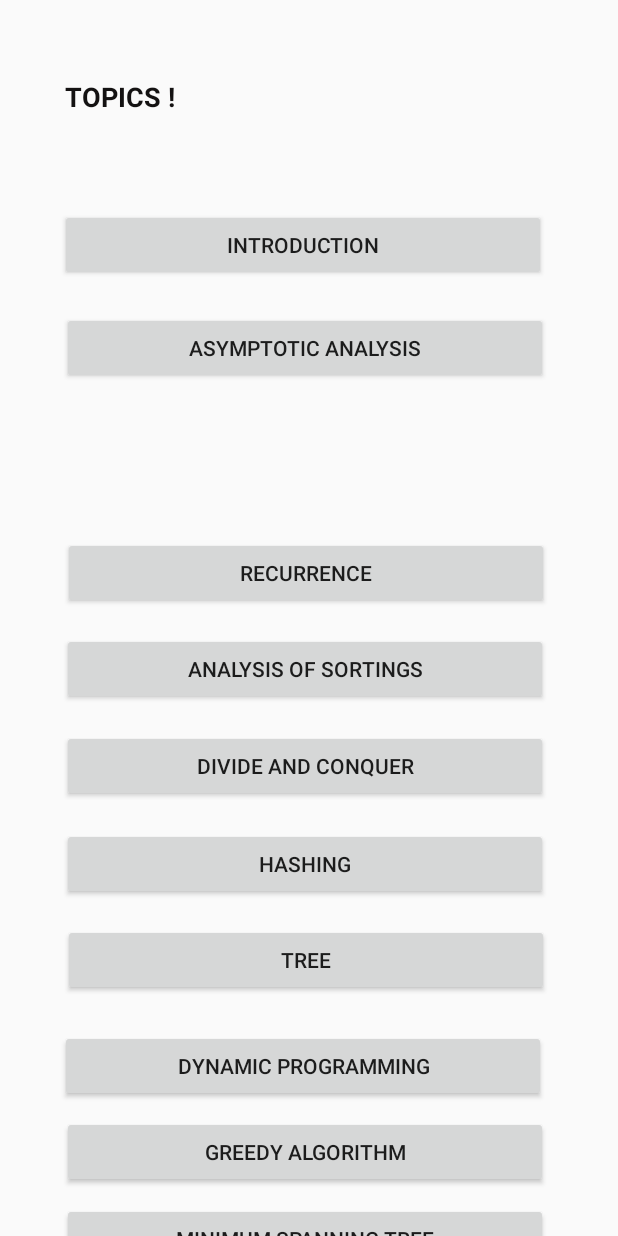
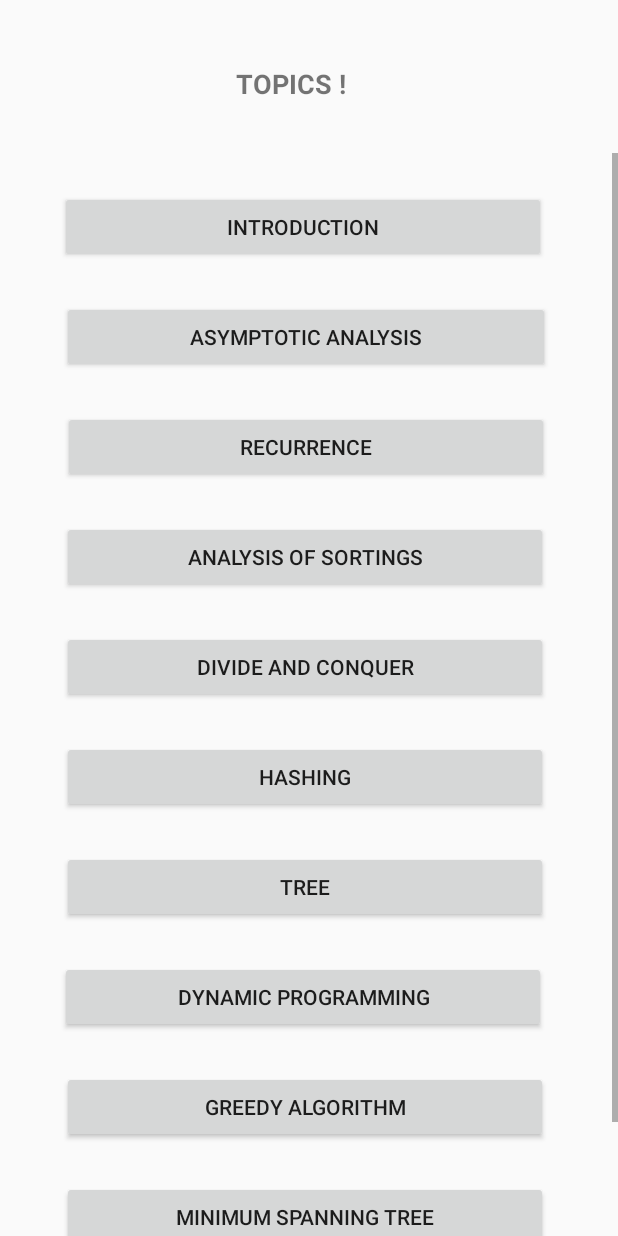
Before and after one commit to Hasnain-4/Startup3, an Android app: the layout activity_main2.xml on its own in the app's theme, with its tools: preview values and no code run, on a phone screen of 412 x 824 dp. Run offline under Robolectric (Android 15) with nearby library versions, the phone set to English and light mode, and no system bars.

```diff
--- a/app/src/main/java/com/example/startup/MainActivity.java
+++ b/app/src/main/java/com/example/startup/MainActivity.java
@@ -22,27 +22,38 @@ public class MainActivity extends AppCompatActivity {
         button.setOnClickListener(new View.OnClickListener() {
             @Override
             public void onClick(View v) {
-                openNewActivity();
+                openNewActivity1();
+                //setContentView(R.layout.activity_main2);
             }
         });
 
         button1.setOnClickListener(new View.OnClickListener() {
             @Override
             public void onClick(View v) {
-                openNewActivity();
+                openNewActivity2();
+                //setContentView(R.layout.activity_main3);
             }
         });
     }
-    public void openNewActivity(){
+    public void openNewActivity1(){
         Intent intent = new Intent(this, Main2Activity.class);
         startActivity(intent);
 
-        Intent intent1 = new Intent(this, Main3Activity.class);
-        startActivity(intent1);
+    }
+
+
+
+        public void openNewActivity2(){
+
+            Intent intent1 = new Intent(this, Main3Activity.class);
+            startActivity(intent1);
+
+
+
+        }
 
 
 
 
 
-    }
 }
--- a/app/src/main/res/layout/activity_main2.xml
+++ b/app/src/main/res/layout/activity_main2.xml
@@ -9,16 +9,15 @@
 
     <TextView
         android:id="@+id/textView2"
-        android:layout_width="122dp"
-        android:layout_height="40dp"
+        android:layout_width="114dp"
+        android:layout_height="39dp"
         android:layout_alignParentStart="true"
         android:layout_alignParentLeft="true"
         android:layout_alignParentTop="true"
-        android:layout_marginStart="43dp"
-        android:layout_marginLeft="43dp"
-        android:layout_marginTop="52dp"
+        android:layout_marginStart="157dp"
+        android:layout_marginLeft="27dp"
+        android:layout_marginTop="43dp"
         android:text="@string/textview1"
-        android:textColor="@color/colorAccent"
         android:textSize="18sp"
         android:textStyle="bold" />
 
@@ -28,147 +27,115 @@
         android:layout_alignParentStart="true"
         android:layout_alignParentLeft="true"
         android:layout_alignParentTop="true"
-        android:layout_marginStart="1dp"
-        android:layout_marginLeft="1dp"
+        android:layout_marginStart="0dp"
+        android:layout_marginLeft="0dp"
         android:layout_marginTop="102dp">
 
         <LinearLayout
             android:layout_width="match_parent"
             android:layout_height="wrap_content"
-            android:orientation="vertical" />
-    </ScrollView>
+            android:orientation="vertical" >
 
             <Button
                 android:id="@+id/button2"
                 android:layout_width="324dp"
                 android:layout_height="wrap_content"
-        android:layout_alignParentStart="true"
-        android:layout_alignParentLeft="true"
-        android:layout_alignParentTop="true"
                 android:layout_marginStart="40dp"
                 android:layout_marginLeft="40dp"
-        android:layout_marginTop="139dp"
+                android:layout_marginTop="25dp"
                 android:text="@string/btn2" />
 
             <Button
                 android:id="@+id/button3"
-        android:layout_width="324dp"
+                android:layout_width="325dp"
                 android:layout_height="wrap_content"
-        android:layout_alignParentStart="true"
-        android:layout_alignParentLeft="true"
-        android:layout_alignParentTop="true"
                 android:layout_marginStart="41dp"
                 android:layout_marginLeft="41dp"
-        android:layout_marginTop="208dp"
+                android:layout_marginTop="25dp"
                 android:text="@string/btn3" />
 
             <Button
             android:id="@+id/button4"
             android:layout_width="324dp"
             android:layout_height="wrap_content"
-        android:layout_alignParentStart="true"
-        android:layout_alignParentLeft="true"
-        android:layout_alignParentBottom="true"
             android:layout_marginStart="42dp"
             android:layout_marginLeft="42dp"
-        android:layout_marginBottom="418dp"
+            android:layout_marginTop="25dp"
             android:text="@string/btn4" />
 
         <Button
             android:id="@+id/button5"
             android:layout_width="324dp"
             android:layout_height="wrap_content"
-        android:layout_alignParentStart="true"
-        android:layout_alignParentLeft="true"
-        android:layout_alignParentBottom="true"
             android:layout_marginStart="41dp"
             android:layout_marginLeft="41dp"
-        android:layout_marginBottom="354dp"
+            android:layout_marginTop="25dp"
             android:text="@string/btn5" />
 
         <Button
             android:id="@+id/button6"
             android:layout_width="324dp"
             android:layout_height="wrap_content"
-        android:layout_alignParentStart="true"
-        android:layout_alignParentLeft="true"
-        android:layout_alignParentBottom="true"
             android:layout_marginStart="41dp"
             android:layout_marginLeft="41dp"
-        android:layout_marginBottom="289dp"
+            android:layout_marginTop="25dp"
             android:text="@string/btn6" />
 
         <Button
             android:id="@+id/button7"
             android:layout_width="324dp"
             android:layout_height="wrap_content"
-        android:layout_alignParentStart="true"
-        android:layout_alignParentLeft="true"
-        android:layout_alignParentBottom="true"
             android:layout_marginStart="41dp"
             android:layout_marginLeft="41dp"
-        android:layout_marginBottom="224dp"
+            android:layout_marginTop="25dp"
             android:text="@string/btn7" />
 
         <Button
             android:id="@+id/button8"
             android:layout_width="324dp"
             android:layout_height="wrap_content"
-        android:layout_alignParentStart="true"
-        android:layout_alignParentLeft="true"
-        android:layout_alignParentBottom="true"
-        android:layout_marginStart="42dp"
-        android:layout_marginLeft="42dp"
-        android:layout_marginBottom="160dp"
+            android:layout_marginStart="41dp"
+            android:layout_marginLeft="41dp"
+            android:layout_marginTop="25dp"
             android:text="@string/btn8" />
 
         <Button
             android:id="@+id/button9"
             android:layout_width="324dp"
             android:layout_height="wrap_content"
-        android:layout_alignParentStart="true"
-        android:layout_alignParentLeft="true"
-        android:layout_alignParentBottom="true"
             android:layout_marginStart="40dp"
             android:layout_marginLeft="40dp"
-        android:layout_marginBottom="89dp"
+            android:layout_marginTop="25dp"
             android:text="@string/btn9" />
 
         <Button
             android:id="@+id/button10"
             android:layout_width="324dp"
             android:layout_height="wrap_content"
-        android:layout_alignParentStart="true"
-        android:layout_alignParentLeft="true"
-        android:layout_alignParentBottom="true"
             android:layout_marginStart="41dp"
             android:layout_marginLeft="41dp"
-        android:layout_marginBottom="32dp"
+            android:layout_marginTop="25dp"
             android:text="@string/btn10" />
 
         <Button
             android:id="@+id/button11"
             android:layout_width="324dp"
             android:layout_height="wrap_content"
-        android:layout_alignParentStart="true"
-        android:layout_alignParentLeft="true"
-        android:layout_alignParentBottom="true"
             android:layout_marginStart="41dp"
             android:layout_marginLeft="41dp"
-        android:layout_marginBottom="-26dp"
+            android:layout_marginTop="25dp"
             android:text="@string/btn11" />
 
         <Button
             android:id="@+id/button12"
             android:layout_width="324dp"
             android:layout_height="wrap_content"
-        android:layout_alignParentStart="true"
-        android:layout_alignParentLeft="true"
-        android:layout_alignParentBottom="true"
             android:layout_marginStart="41dp"
             android:layout_marginLeft="41dp"
-        android:layout_marginBottom="-79dp"
+            android:layout_marginTop="25dp"
             android:text="@string/btn12" />
 
+        </LinearLayout>
 
+    </ScrollView>
 </RelativeLayout>
```
Lines whose indentation alone changed are shown as unchanged.
